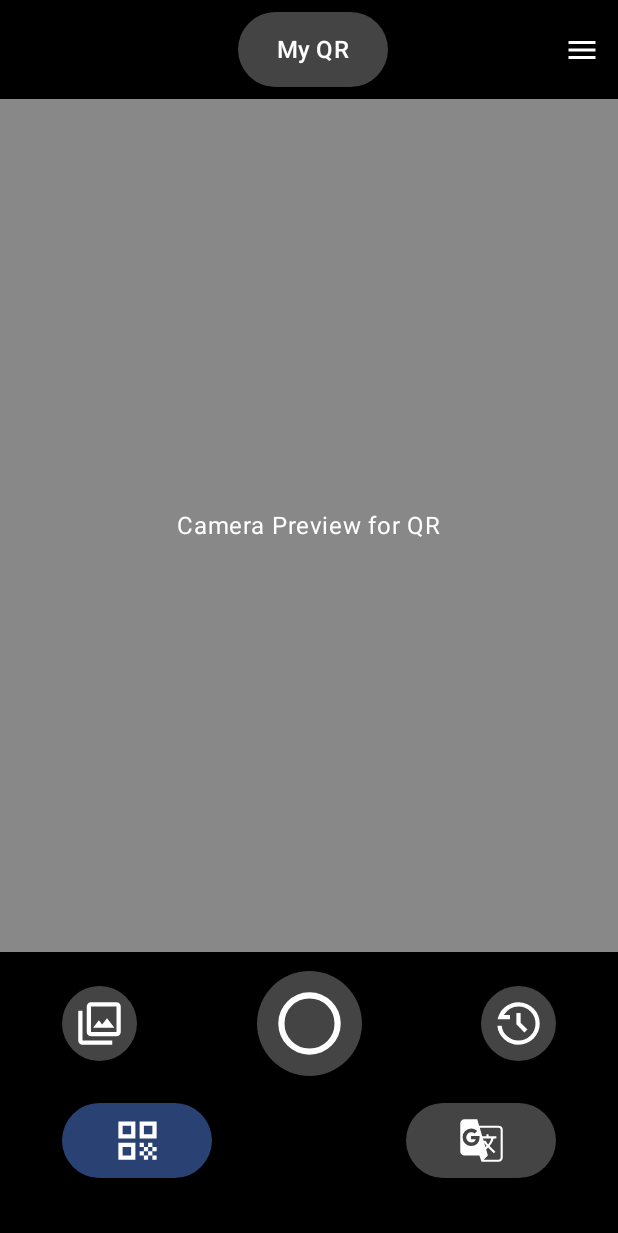
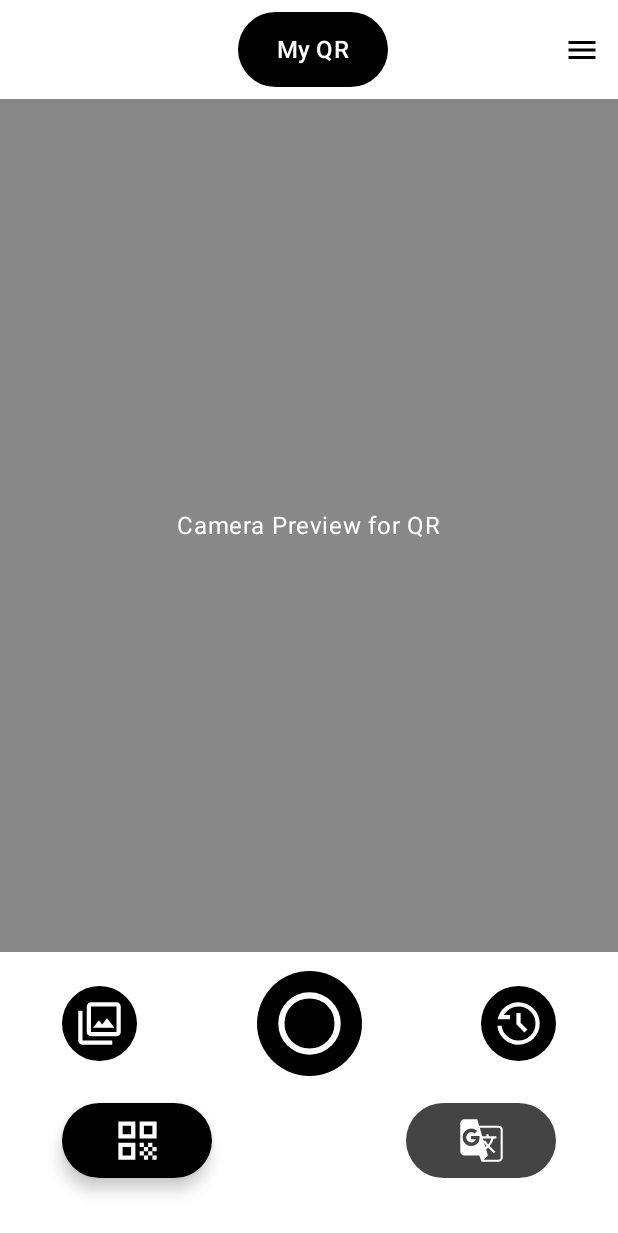
Before and after one commit to Zaphat/Z-Vision, an Android app built with Jetpack Compose: the screen it shows after launch (MainActivity), on a phone screen of 412 x 824 dp. Shown: the top 1233 px of the screen. Run offline under Robolectric (Android 15) with nearby library versions, the phone set to English and light mode, and no system bars.

Commit message:
ZV-8-UI: Storage UI

```diff
--- a/app/src/main/java/com/zteam/zvision/MainActivity.kt
+++ b/app/src/main/java/com/zteam/zvision/MainActivity.kt
@@ -21,7 +21,7 @@ class MainActivity : ComponentActivity() {
         super.onCreate(savedInstanceState)
 
         setContent {
-            ZVisionTheme (){
+            ZVisionTheme (dynamicColor = false){
                 var initMode by remember { mutableStateOf("QR") }
                 var initTranslateFromLanguage by remember { mutableStateOf("Tiếng Việt") }
                 var initTranslateToLanguage by remember { mutableStateOf("English") }
--- a/app/src/main/java/com/zteam/zvision/ui/screens/MainScreen.kt
+++ b/app/src/main/java/com/zteam/zvision/ui/screens/MainScreen.kt
@@ -1,6 +1,7 @@
 // screens/MainScreen.kt
 package com.zteam.zvision.ui.screens
 
+import android.content.res.Resources
 import android.graphics.DashPathEffect
 import android.graphics.Paint
 import androidx.compose.foundation.BorderStroke
@@ -16,7 +17,6 @@ import androidx.compose.foundation.layout.*
 import androidx.compose.foundation.shape.CircleShape
 import androidx.compose.foundation.shape.RoundedCornerShape
 import androidx.compose.material.icons.Icons
-import androidx.compose.material.icons.filled.ContentCopy
 import androidx.compose.material.icons.filled.Menu
 import androidx.compose.material3.*
 import androidx.compose.runtime.Composable
@@ -27,22 +27,12 @@ import androidx.compose.runtime.remember
 import androidx.compose.runtime.rememberCoroutineScope
 import androidx.compose.ui.Alignment
 import androidx.compose.ui.Modifier
-import androidx.compose.ui.draw.clip
-import androidx.compose.ui.draw.drawBehind
-import androidx.compose.ui.geometry.Rect
 import androidx.compose.ui.graphics.Color
-import androidx.compose.ui.graphics.PathEffect
-import androidx.compose.ui.graphics.drawscope.Stroke
-import androidx.compose.ui.graphics.nativeCanvas
-import androidx.compose.ui.graphics.toArgb
-import androidx.compose.ui.node.ModifierNodeElement
 import androidx.compose.ui.platform.LocalClipboardManager
 import androidx.compose.ui.res.painterResource
 import androidx.compose.ui.text.AnnotatedString
 import androidx.compose.ui.unit.dp
 import androidx.compose.ui.unit.sp
-import androidx.compose.ui.platform.LocalDensity
-import androidx.compose.ui.text.style.TextAlign
 import com.zteam.zvision.R
 import com.zteam.zvision.ui.commons.SettingsPopup
 import androidx.activity.compose.rememberLauncherForActivityResult
@@ -121,7 +111,7 @@ fun MainScreen(
     Column(
         modifier = Modifier
             .fillMaxSize()
-            .background(Color.Black),
+            .background(MaterialTheme.colorScheme.background),
         horizontalAlignment = Alignment.CenterHorizontally,
     ) {
         // Selection state for bottom mode buttons
@@ -157,8 +147,9 @@ fun MainScreen(
                                 clipboard.setText(AnnotatedString(resultText))
                             }) {
                                 Icon(
-                                    imageVector = Icons.Filled.ContentCopy,
-                                    contentDescription = "Copy to clipboard"
+                                    painter = painterResource(id = R.drawable.content_copy_24px),
+                                    contentDescription = "Copy to clipboard",
+                                    tint = MaterialTheme.colorScheme.onPrimaryContainer // 👈 makes it follow your theme
                                 )
                             }
                         }
@@ -181,13 +172,13 @@ fun MainScreen(
                     onClick = { onNavigateToLanguageSelection(true) },
                     modifier = Modifier.weight(1f),
                     colors = ButtonDefaults.buttonColors(
-                        containerColor = Color.DarkGray
+                        containerColor = MaterialTheme.colorScheme.primaryContainer
                     ),
                     shape = RoundedCornerShape(8.dp)
                 ) {
                     Text(
                         text = translateFromLanguage,
-                        color = Color.White,
+                        color = MaterialTheme.colorScheme.onPrimaryContainer,
                         fontSize = 16.sp
                     )
                 }
@@ -197,7 +188,7 @@ fun MainScreen(
                 Icon(
                     painter = painterResource(id = R.drawable.arrow_forward_24px),
                     contentDescription = "Translate Arrow",
-                    tint = Color.White,
+                    tint = MaterialTheme.colorScheme.primaryContainer,
                 )
 
                 Spacer(modifier = Modifier.width(8.dp))
@@ -206,13 +197,13 @@ fun MainScreen(
                     onClick = { onNavigateToLanguageSelection(false) },
                     modifier = Modifier.weight(1f),
                     colors = ButtonDefaults.buttonColors(
-                        containerColor = Color.DarkGray
+                        containerColor = MaterialTheme.colorScheme.primaryContainer
                     ),
                     shape = RoundedCornerShape(8.dp)
                 ) {
                     Text(
                         text = translateToLanguage,
-                        color = Color.White,
+                        color = MaterialTheme.colorScheme.onPrimaryContainer,
                         fontSize = 16.sp
                     )
                 }
@@ -225,11 +216,11 @@ fun MainScreen(
                         .size(width = 100.dp, height = 50.dp),
                     contentPadding = PaddingValues(0.dp),
                     colors = ButtonDefaults.buttonColors(
-                        containerColor = Color.DarkGray
+                        containerColor = MaterialTheme.colorScheme.primaryContainer
                     )
                 ){
                     Text(text = "My QR" ,
-                        color = Color.White,
+                        color = MaterialTheme.colorScheme.onPrimaryContainer,
                         fontSize = 16.sp
                     )
                 }
@@ -242,7 +233,7 @@ fun MainScreen(
                     Icon(
                         imageVector = Icons.Default.Menu,
                         contentDescription = "QR More",
-                        tint = Color.White,
+                        tint = MaterialTheme.colorScheme.primaryContainer,
                     )
                 }
 
@@ -289,7 +280,7 @@ fun MainScreen(
                     .size(width = 50.dp, height = 50.dp),
                 contentPadding = PaddingValues(0.dp),
                 colors = ButtonDefaults.buttonColors(
-                    containerColor = Color.DarkGray
+                    containerColor = MaterialTheme.colorScheme.primaryContainer
                 )
             ) {
                 Icon(
@@ -298,6 +289,7 @@ fun MainScreen(
                         .fillMaxSize()
                         .padding(8.dp),
                     contentDescription = "gallery_icon",
+                    tint = MaterialTheme.colorScheme.onPrimaryContainer
                 )
             }
 
@@ -308,7 +300,7 @@ fun MainScreen(
                 contentPadding = PaddingValues(0.dp),
                 shape = CircleShape,
                 colors = ButtonDefaults.buttonColors(
-                    containerColor = Color.DarkGray
+                    containerColor = MaterialTheme.colorScheme.primaryContainer
                 )
             ) {
                 Icon(
@@ -317,6 +309,7 @@ fun MainScreen(
                         .fillMaxSize()
                         .padding(10.dp),
                     contentDescription = "camera_icon",
+                    tint = MaterialTheme.colorScheme.onPrimaryContainer
                 )
             }
 
@@ -327,7 +320,7 @@ fun MainScreen(
                     .size(width = 50.dp, height = 50.dp),
                 contentPadding = PaddingValues(0.dp),
                 colors = ButtonDefaults.buttonColors(
-                    containerColor = Color.DarkGray
+                    containerColor = MaterialTheme.colorScheme.primaryContainer
                 )
             ) {
                 Icon(
@@ -336,6 +329,7 @@ fun MainScreen(
                         .fillMaxSize()
                         .padding(8.dp),
                     contentDescription = "history_icon",
+                    tint = MaterialTheme.colorScheme.onPrimaryContainer
                 )
             }
         }
@@ -354,8 +348,8 @@ fun MainScreen(
                     .size(width = 100.dp, height = 50.dp),
                 contentPadding = PaddingValues(8.dp),
                 colors = ButtonDefaults.buttonColors(
-                    containerColor = if (isQRSelected) MaterialTheme.colorScheme.primary else Color.DarkGray,
-                    contentColor = if (isQRSelected) MaterialTheme.colorScheme.onPrimary else Color.White
+                    containerColor = if (isQRSelected) MaterialTheme.colorScheme.primaryContainer else Color.DarkGray,
+                    contentColor = if (isQRSelected) MaterialTheme.colorScheme.onPrimaryContainer else Color.White
                 ),
                 elevation = if (isQRSelected) ButtonDefaults.buttonElevation(defaultElevation = 6.dp) else ButtonDefaults.buttonElevation(
                     defaultElevation = 0.dp
@@ -364,7 +358,8 @@ fun MainScreen(
                 Icon(
                     painter = painterResource(id = R.drawable.qr_code_24px),
                     contentDescription = "QR More",
-                    modifier = Modifier.fillMaxSize()
+                    modifier = Modifier.fillMaxSize(),
+                    tint = MaterialTheme.colorScheme.onPrimaryContainer
                 )
             }
             Button(
@@ -374,7 +369,7 @@ fun MainScreen(
                     .size(width = 100.dp, height = 50.dp),
                 contentPadding = PaddingValues(8.dp),
                 colors = ButtonDefaults.buttonColors(
-                    containerColor = if (isTranslateSelected) MaterialTheme.colorScheme.primary else Color.DarkGray,
+                    containerColor = if (isTranslateSelected) MaterialTheme.colorScheme.primaryContainer else Color.DarkGray,
                     contentColor = if (isTranslateSelected) MaterialTheme.colorScheme.onPrimary else Color.White
                 ),
                 elevation = if (isTranslateSelected) ButtonDefaults.buttonElevation(defaultElevation = 6.dp) else ButtonDefaults.buttonElevation(
@@ -384,7 +379,8 @@ fun MainScreen(
                 Icon(
                     painter = painterResource(id = R.drawable.g_translate_24px),
                     contentDescription = "QR More",
-                    modifier = Modifier.fillMaxSize()
+                    modifier = Modifier.fillMaxSize(),
+                    tint = MaterialTheme.colorScheme.onPrimaryContainer
                 )
             }
         }
--- a/app/src/main/java/com/zteam/zvision/ui/theme/Theme.kt
+++ b/app/src/main/java/com/zteam/zvision/ui/theme/Theme.kt
@@ -9,18 +9,28 @@ import androidx.compose.material3.dynamicDarkColorScheme
 import androidx.compose.material3.dynamicLightColorScheme
 import androidx.compose.material3.lightColorScheme
 import androidx.compose.runtime.Composable
+import androidx.compose.ui.graphics.Color
 import androidx.compose.ui.platform.LocalContext
 
-private val DarkColorScheme = darkColorScheme(
-    primary = Purple80,
-    secondary = PurpleGrey80,
-    tertiary = Pink80
+val DarkColorScheme = darkColorScheme(
+    primary = Color.DarkGray,
+    secondary = Color.DarkGray,
+    tertiary = Pink80,
+    background = Color.Black, //TODO: CHANGE THIS SHIT TO WHATEVER
+    primaryContainer = Color.White,
+    onPrimaryContainer = Color.Black,
+    surfaceTint = Color.Black,
+
 )
 
-private val LightColorScheme = lightColorScheme(
-    primary = Purple40,
-    secondary = PurpleGrey40,
-    tertiary = Pink40
+val LightColorScheme = lightColorScheme(
+    primary = Color.LightGray,
+    secondary = Color.DarkGray,
+    tertiary = Pink40,
+    background = Color.White, //TODO: CHANGE THIS SHIT TO WHATEVER
+    primaryContainer = Color.Black,
+    onPrimaryContainer = Color.White,
+    surfaceTint = Color.White
 
     /* Other default colors to override
     background = Color(0xFFFFFBFE),
--- /dev/null
+++ b/app/src/main/res/drawable/content_copy_24px.xml
@@ -0,0 +1,25 @@
+<vector xmlns:android="http://schemas.android.com/apk/res/android"
+    android:width="24dp"
+    android:height="24dp"
+    android:viewportWidth="960"
+    android:viewportHeight="960"
+    android:tint="#000000"
+    android:autoMirrored="true">
+
+    <path
+        android:fillColor="@android:color/white"
+        android:pathData="M360,720
+                          Q327,720 303.5,696.5
+                          Q280,673 280,640V160
+                          Q280,127 303.5,103.5
+                          Q327,80 360,80H720
+                          Q753,80 776.5,103.5
+                          Q800,127 800,160V640
+                          Q800,673 776.5,696.5
+                          Q753,720 720,720H360Z
+
+                          M200,880
+                          Q167,880 143.5,856.5
+                          Q120,833 120,800V240H200V800
+                          H640V880H200Z"/>
+</vector>
```
